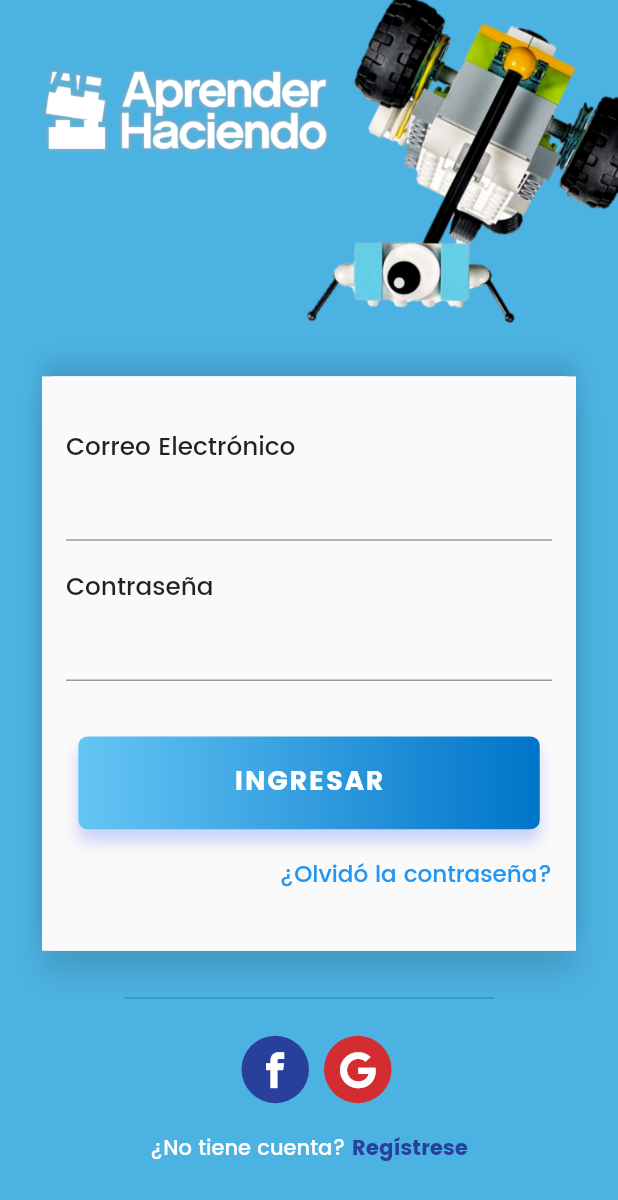
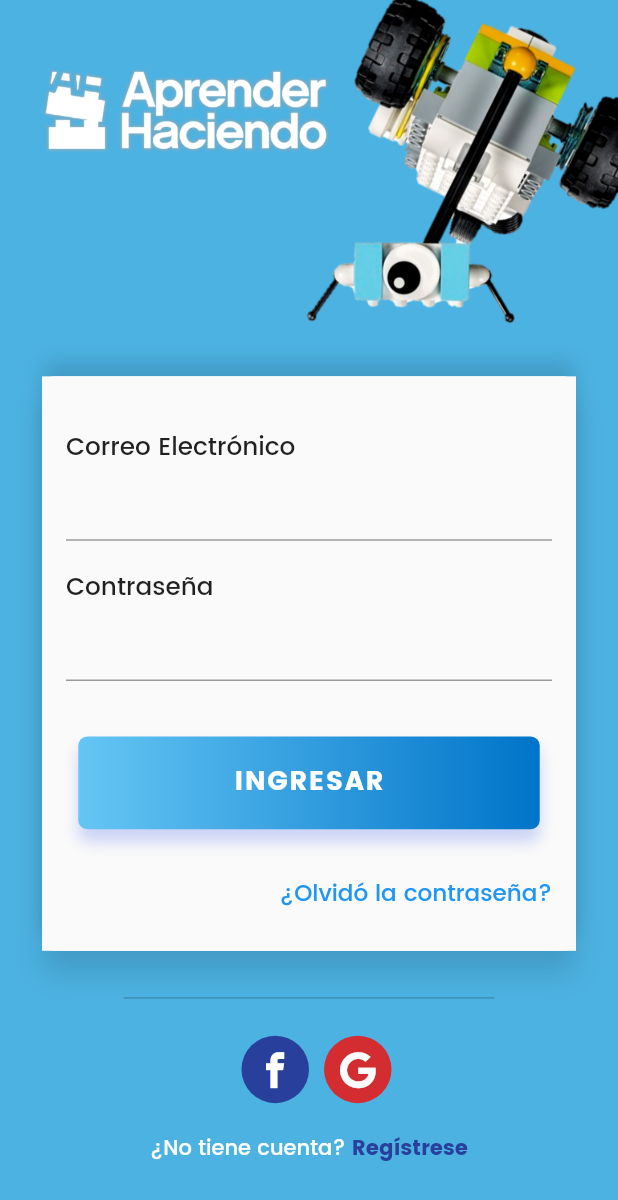
Before and after one commit to Edo08/AprenderHaciendoApp, a Flutter app: the screen it shows after launch, on a phone screen of 412 x 824 dp. Shown: the top 1200 px of the screen. Run offline on Flutter 3.47's test engine with Material 2 defaults, Android fonts, the light colour scheme and no system bars; our stand-ins replace carousel_slider, cloud_firestore, firebase_auth, flutter_screenutil, google_sign_in, hidden_drawer_menu and 1 more; accounts and stored records are empty.

Commit message:
Version 1.28

```diff
--- a/lib/src/screens/login.dart
+++ b/lib/src/screens/login.dart
@@ -1,3 +1,4 @@
+import 'package:aprender_haciendo_app/sign_in.dart';
 import 'package:aprender_haciendo_app/src/mixins/validation_mixins.dart';
 import 'package:aprender_haciendo_app/src/services/authentication.dart';
 import 'package:flutter/material.dart';
@@ -34,6 +35,7 @@ class _LoginFormState extends State<LoginForm>
   bool _autoValidate = false;
   GlobalKey<FormState> keyForm = new GlobalKey();
   String _errorMessage = "";
+  bool _isVisible = true;
 
   @override
   void initState() {
@@ -121,8 +123,16 @@ class _LoginFormState extends State<LoginForm>
                 offset: Offset(0.0, -10.0),
                 blurRadius: 10.0),
           ]),
+      child: Visibility(
+        visible: _isVisible,
+        child: loginScaffold(),
+        replacement: recuperarPassScaffold(),
+      ),
+    );
+  }
 
-      child: Scaffold(
+  Widget loginScaffold() {
+    return Scaffold(
       body: ModalProgressHUD(
         //estos hacen que no se puedan poner ratio en el borde
         inAsyncCall: showSpinner,
@@ -158,7 +168,7 @@ class _LoginFormState extends State<LoginForm>
                     SizedBox(height: ScreenUtil.getInstance().setHeight(30)),
                     _ingresarButton(),
                     SizedBox(
-                        height: ScreenUtil.getInstance().setHeight(30),
+                      height: ScreenUtil.getInstance().setHeight(50),
                     ),
                     _olvidoPass(),
                   ],
@@ -168,45 +178,45 @@ class _LoginFormState extends State<LoginForm>
           ),
         ),
       ),
-      ),
     );
   }
 
-  Widget _correoField() {
-    return TextFormField(
-        autovalidate: _autoValidate,
-        controller: _emailController,
-        focusNode: _userFocus,
-        onFieldSubmitted: (value) {
-          _fieldFocusChange(context, _userFocus, _passFocus);
-        },
-        validator: validateEmail,
-        decoration: InputDecoration(
-            hintStyle: TextStyle(color: Colors.grey, fontSize: 12.0)),
-        keyboardType: TextInputType.emailAddress,
-        textInputAction: TextInputAction.next,
-        onChanged: (value) {
-          _email = value;
-        });
-  }
-
-  Widget _passField() {
-    return TextFormField(
-      autovalidate: _autoValidate,
-      controller: _passwordController,
-      obscureText: true,
-      focusNode: _passFocus,
-      validator: validatePass,
-      onFieldSubmitted: (term) {
-        _passFocus.unfocus();
-        _focusNode.unfocus();
-      },
-      decoration: InputDecoration(
-          hintStyle: TextStyle(color: Colors.grey, fontSize: 12.0)),
-      textInputAction: TextInputAction.next,
-      onChanged: (value) {
-        _password = value;
-      },
+  Widget recuperarPassScaffold() {
+    return Scaffold(
+      body: ModalProgressHUD(
+        //estos hacen que no se puedan poner ratio en el borde
+        inAsyncCall: showSpinner,
+        child: SingleChildScrollView(
+          child: Container(
+            child: Padding(
+              padding: EdgeInsets.only(left: 16.0, right: 16.0, top: 16.0),
+              child: Form(
+                key: keyForm,
+                child: Column(
+                  crossAxisAlignment: CrossAxisAlignment.start,
+                  children: <Widget>[
+                    SizedBox(
+                      height: ScreenUtil.getInstance().setHeight(120),
+                    ),
+                    Text("Ingrese su Correo Electrónico",
+                        style: TextStyle(
+                            fontFamily: "Poppins-Medium",
+                            fontSize: ScreenUtil.getInstance().setSp(30))),
+                    _correoField(),
+                    SizedBox(
+                      height: ScreenUtil.getInstance().setHeight(30),
+                    ),
+                    SizedBox(height: ScreenUtil.getInstance().setHeight(30)),
+                    _recuperarButton(),
+                    SizedBox(height: ScreenUtil.getInstance().setHeight(50)),
+                    _iniciarSesion(),
+                  ],
+                ),
+              ),
+            ),
+          ),
+        ),
+      ),
     );
   }
 
@@ -252,13 +262,56 @@ class _LoginFormState extends State<LoginForm>
     );
   }
 
+  Widget _recuperarButton() {
+    return Row(
+      mainAxisAlignment: MainAxisAlignment.center,
+      children: <Widget>[
+        InkWell(
+          child: Container(
+            width: ScreenUtil.getInstance().setWidth(560),
+            height: ScreenUtil.getInstance().setHeight(100),
+            decoration: BoxDecoration(
+                gradient: LinearGradient(
+                    colors: [Color(0xFF65c6f4), Color(0xFF0074c9)]),
+                borderRadius: BorderRadius.circular(6.0),
+                boxShadow: [
+                  BoxShadow(
+                      color: Color(0xFF6078ea).withOpacity(.3),
+                      offset: Offset(0.0, 8.0),
+                      blurRadius: 8.0)
+                ]),
+            child: Material(
+              color: Colors.transparent,
+              child: InkWell(
+                onTap: () async {
+                  setSpinnerStatus(true);
+                  _showDialog();
+                  _email = "";
+                  setSpinnerStatus(false);
+                },
+                child: Center(
+                  child: Text("Recuperar",
+                      style: TextStyle(
+                          color: Colors.white,
+                          fontFamily: "Poppins-Bold",
+                          fontSize: 18,
+                          letterSpacing: 1.0)),
+                ),
+              ),
+            ),
+          ),
+        ),
+      ],
+    );
+  }
+
   Widget _olvidoPass() {
     return Row(
       mainAxisAlignment: MainAxisAlignment.end,
       children: <Widget>[
         new GestureDetector(
             onTap: () {
-              Navigator.pushNamed(context, '/index');
+              setState(() => _isVisible = !_isVisible);
             },
             child: new Text(
               "¿Olvidó la contraseña?",
@@ -270,4 +323,99 @@ class _LoginFormState extends State<LoginForm>
       ],
     );
   }
+
+  Widget _iniciarSesion() {
+    return Row(
+      mainAxisAlignment: MainAxisAlignment.end,
+      children: <Widget>[
+        new GestureDetector(
+            onTap: () {
+              setState(() => _isVisible = !_isVisible);
+              _emailController.text = "";
+            },
+            child: new Text(
+              "Iniciar Sesion",
+              style: TextStyle(
+                  color: Colors.blue,
+                  fontFamily: "Poppins-Medium",
+                  fontSize: ScreenUtil.getInstance().setSp(28)),
+            )),
+      ],
+    );
   }
+
+  void _showDialog() {
+    // flutter defined function
+    showDialog(
+      context: context,
+      builder: (BuildContext context) {
+        // return object of type Dialog
+        return AlertDialog(
+          title: new Text("Recuperar Correo"),
+          content: new Text(
+              "Recibira un correo a$_email con el link para cambiar la contraseña"),
+          actions: <Widget>[
+            // usually buttons at the bottom of the dialog
+            new FlatButton(
+              child: new Text("Cancelar"),
+              onPressed: () {
+                Navigator.of(context).pop();
+              },
+            ),
+            FlatButton(
+              child: new Text("Aceptar"),
+              onPressed: () async {
+                try {
+                  await Authentication().sendPasswordResetEmail(_emailController.text);
+                  print('$_email');
+                } catch (e) {
+                  print(e);
+                }
+                Navigator.of(context).pop();
+                setState(() => _isVisible = !_isVisible);
+              },
+            ),
+          ],
+        );
+      },
+    );
+  }
+
+  Widget _correoField() {
+    return TextFormField(
+        autovalidate: _autoValidate,
+        controller: _emailController,
+        focusNode: _userFocus,
+        onFieldSubmitted: (value) {
+          _fieldFocusChange(context, _userFocus, _passFocus);
+        },
+        validator: validateEmail,
+        decoration: InputDecoration(
+            hintStyle: TextStyle(color: Colors.grey, fontSize: 12.0)),
+        keyboardType: TextInputType.emailAddress,
+        textInputAction: TextInputAction.next,
+        onChanged: (value) {
+          _email = value;
+        });
+  }
+
+  Widget _passField() {
+    return TextFormField(
+      autovalidate: _autoValidate,
+      controller: _passwordController,
+      obscureText: true,
+      focusNode: _passFocus,
+      validator: validatePass,
+      onFieldSubmitted: (term) {
+        _passFocus.unfocus();
+        _focusNode.unfocus();
+      },
+      decoration: InputDecoration(
+          hintStyle: TextStyle(color: Colors.grey, fontSize: 12.0)),
+      textInputAction: TextInputAction.next,
+      onChanged: (value) {
+        _password = value;
+      },
+    );
+  }
+}
```
Also changed, not shown: lib/src/screens/quedateEnCasa.dart (+5 -2 lines), lib/src/screens/registro.dart (+36 -33 lines), lib/src/services/authentication.dart (+9 -0 lines). Lines whose indentation alone changed are shown as unchanged.
